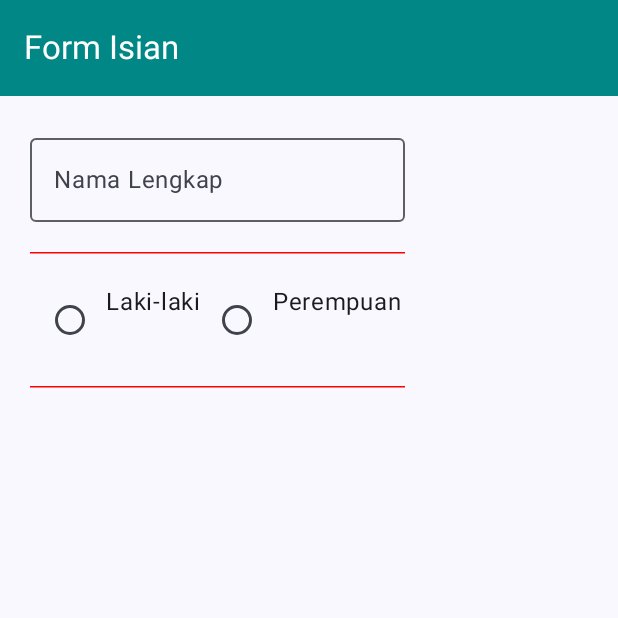
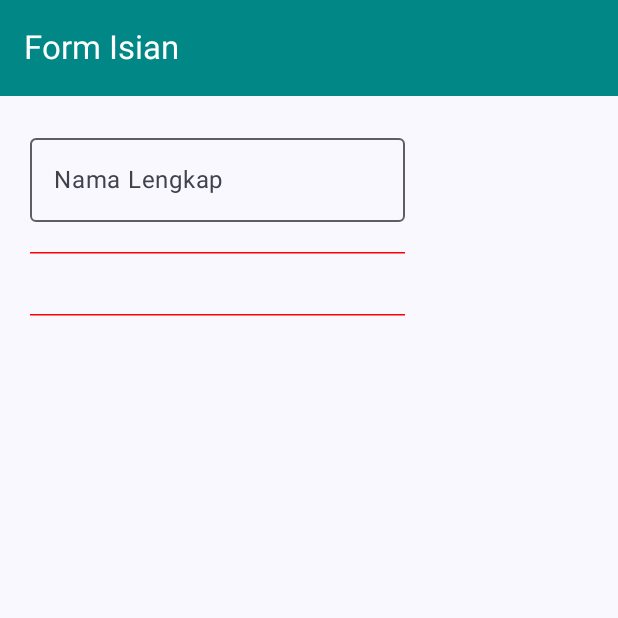
Before and after one commit to firzywijatmiko/QuestNavigasiUI_040, an Android app built with Jetpack Compose: the composable Formulir shown on its own in the app's theme, on a phone screen of 412 x 824 dp, the top half of it. Run offline under Robolectric (Android 15) with nearby library versions, the phone set to English and light mode, and no system bars.

Commit message:
mebahakan file row

```diff
--- a/app/src/main/java/com/example/pertemuan6/view/Formulir.kt
+++ b/app/src/main/java/com/example/pertemuan6/view/Formulir.kt
@@ -56,18 +56,7 @@ fun Formulir(
             HorizontalDivider(modifier = Modifier
                 .padding(all = 20.dp)
                 .width(width = 250.dp), thickness = Thickness,color = Color.Red)
-            Row {
-                jenis.forEach {
-                    item->
-                    Row(verticalAlignment = Alignment.CenterHorizontally){
-                        RadioButton(
-                            selected = false,
-                            onClick = {item}
-                        )
-                        Text(text = item)
-                    }
-                }
-            }
+
             HorizontalDivider(modifier = Modifier
                 .padding(all = 20.dp)
                 .width(width = 250.dp),
```
